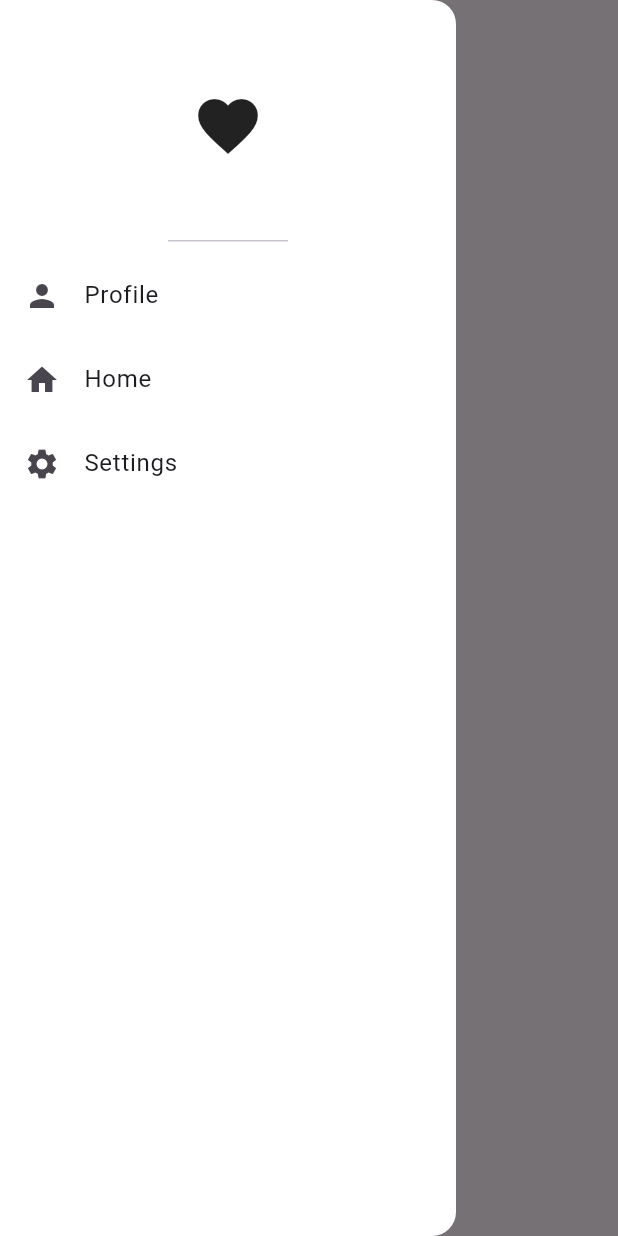
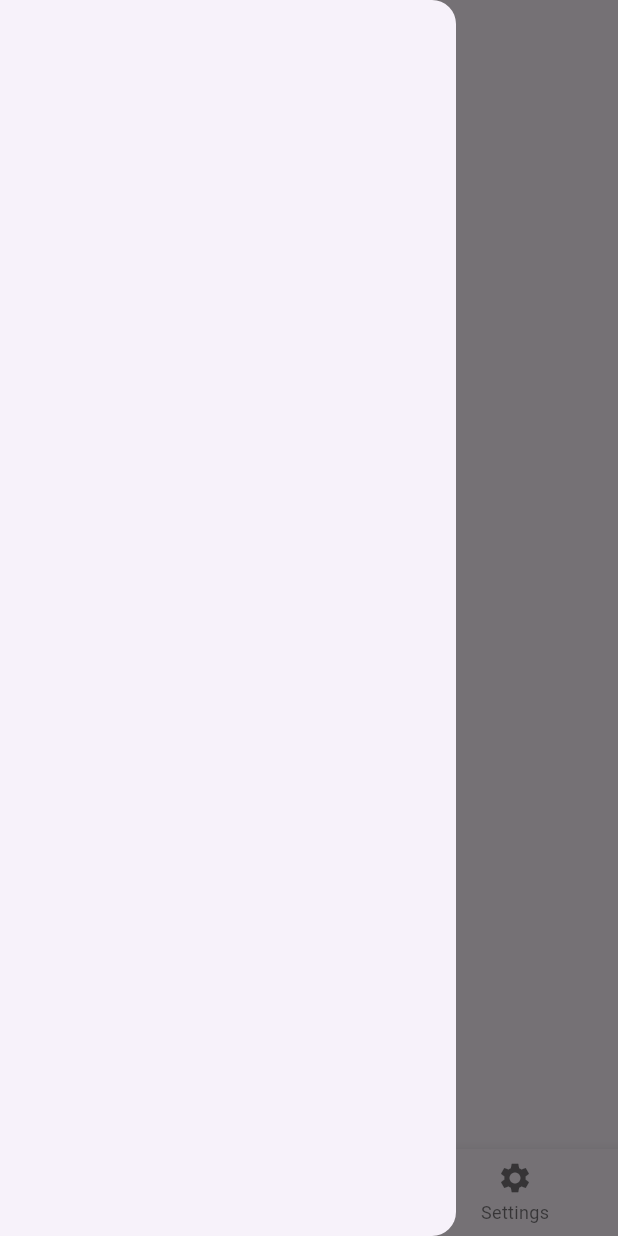
Before and after one commit to edrianflores/flutter-application-1, a Flutter app: the screen it shows after launch, with the side drawer open, on a phone screen of 412 x 824 dp. Run offline on Flutter 3.47's test engine with Material 3 defaults, Android fonts, the phone set to English and light mode, and no system bars.

```diff
--- a/lib/main.dart
+++ b/lib/main.dart
@@ -20,7 +20,7 @@ class MyApp extends StatelessWidget {
   Widget build(BuildContext context) {
     return MaterialApp(
       debugShowCheckedModeBanner: false,
-      home: FirstPage(),
+      home: HomePage(),
       routes: {
         '/firstpage' : (context) => FirstPage(),
         '/secondpage' : (context) => SecondPage(),
--- a/lib/pages/home_page.dart
+++ b/lib/pages/home_page.dart
@@ -1,7 +1,25 @@
 import 'package:flutter/material.dart';
+import 'package:flutter_application_1/pages/profile_page.dart';
+import 'package:flutter_application_1/pages/settings_page.dart';
 
-class HomePage extends StatelessWidget {
+
+class HomePage extends StatefulWidget {
   const HomePage({super.key});
+
+  @override
+  State<HomePage> createState() => _HomePageState();
+}
+
+class _HomePageState extends State<HomePage> {
+
+  int _selectedIndex = 0;
+
+  final List _pages = [
+    HomePage(),
+    ProfilePage(),
+    SettingsPage()
+  ];
+
 
   @override
   Widget build(BuildContext context) {
@@ -9,6 +27,25 @@ class HomePage extends StatelessWidget {
       appBar: AppBar(
         title: Text("Home"),
       ),
+      drawer: Drawer(
+        // drawer here
+      ),
+      bottomNavigationBar: BottomNavigationBar(
+        items: [
+          BottomNavigationBarItem(
+            icon: Icon(Icons.home),
+            label: 'Home',
+          ),
+          BottomNavigationBarItem(
+            icon: Icon(Icons.person),
+            label: 'Profile',
+          ),
+          BottomNavigationBarItem(
+            icon: Icon(Icons.settings),
+            label: 'Settings',
+          ),
+        ],
+      ),
     );
   }
 }
--- a/lib/pages/profile_page.dart
+++ b/lib/pages/profile_page.dart
@@ -6,8 +6,8 @@ class ProfilePage extends StatelessWidget {
   @override
   Widget build(BuildContext context) {
     return Scaffold(
-      appBar: AppBar(
-        title: Text("Settings"),
+      body: Center(
+        child: Text("Profile"),
       ),
     );
   }
--- a/lib/pages/settings_page.dart
+++ b/lib/pages/settings_page.dart
@@ -6,8 +6,8 @@ class SettingsPage extends StatelessWidget {
   @override
   Widget build(BuildContext context) {
     return Scaffold(
-      appBar: AppBar(
-        title: Text("Settings"),
+      body: Center(
+        child: Text("Settings"),
       ),
     );
   }
```
Also changed, not shown: lib/pages/first_page.dart (+16 -5 lines).
